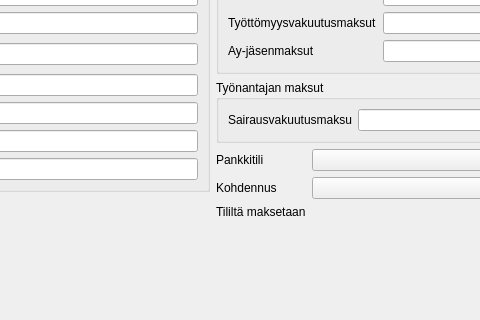
Before: the Qt Designer form kitsas/apuri/palkkaapuri.ui in artoh/kitupiikki, drawn with Qt 5; both pictures show x 239 to 719 and y 84 to 404 of the 904 by 591 pixel window.
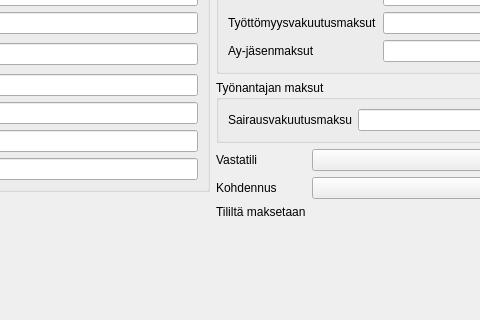
After: the same form once the commit is applied. Custom widgets are drawn as their Qt base class.

The edit to the form file:
```diff
--- a/kitsas/apuri/palkkaapuri.ui
+++ b/kitsas/apuri/palkkaapuri.ui
@@ -248,7 +248,7 @@
        <item row="0" column="0">
         <widget class="QLabel" name="label_10">
          <property name="text">
-          <string>Pankkitili</string>
+          <string>Vastatili</string>
          </property>
          <property name="buddy">
           <cstring>tiliCombo</cstring>
```
